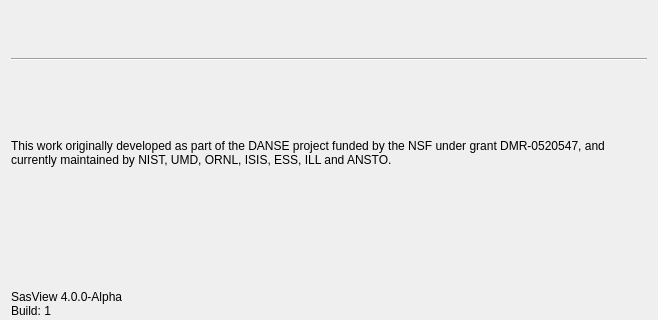
First picture: the form in src/sas/qtgui/MainWindow/UI/WelcomePanelUI.ui, repository SasView/sasview, before the edit; both pictures show x 0 to 658 and y 131 to 451 of the 658 by 737 pixel window.
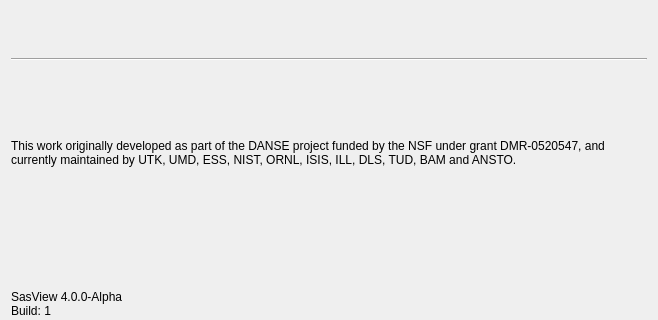
Second picture: the form after the edit. Icons and pictures are not drawn.

Commit message: copyright statements fixed

What changed in the file:
```diff
--- a/src/sas/qtgui/MainWindow/UI/WelcomePanelUI.ui
+++ b/src/sas/qtgui/MainWindow/UI/WelcomePanelUI.ui
@@ -43,7 +43,7 @@
       </sizepolicy>
      </property>
      <property name="text">
-      <string>This work originally developed as part of the DANSE project funded by the NSF under grant DMR-0520547, and currently maintained by NIST, UMD, ORNL, ISIS, ESS, ILL and ANSTO.</string>
+      <string>This work originally developed as part of the DANSE project funded by the NSF under grant DMR-0520547, and currently maintained by UTK, UMD, ESS, NIST, ORNL, ISIS, ILL, DLS, TUD, BAM and ANSTO.</string>
      </property>
      <property name="wordWrap">
       <bool>true</bool>
```
The commit also changes 2 other files.
